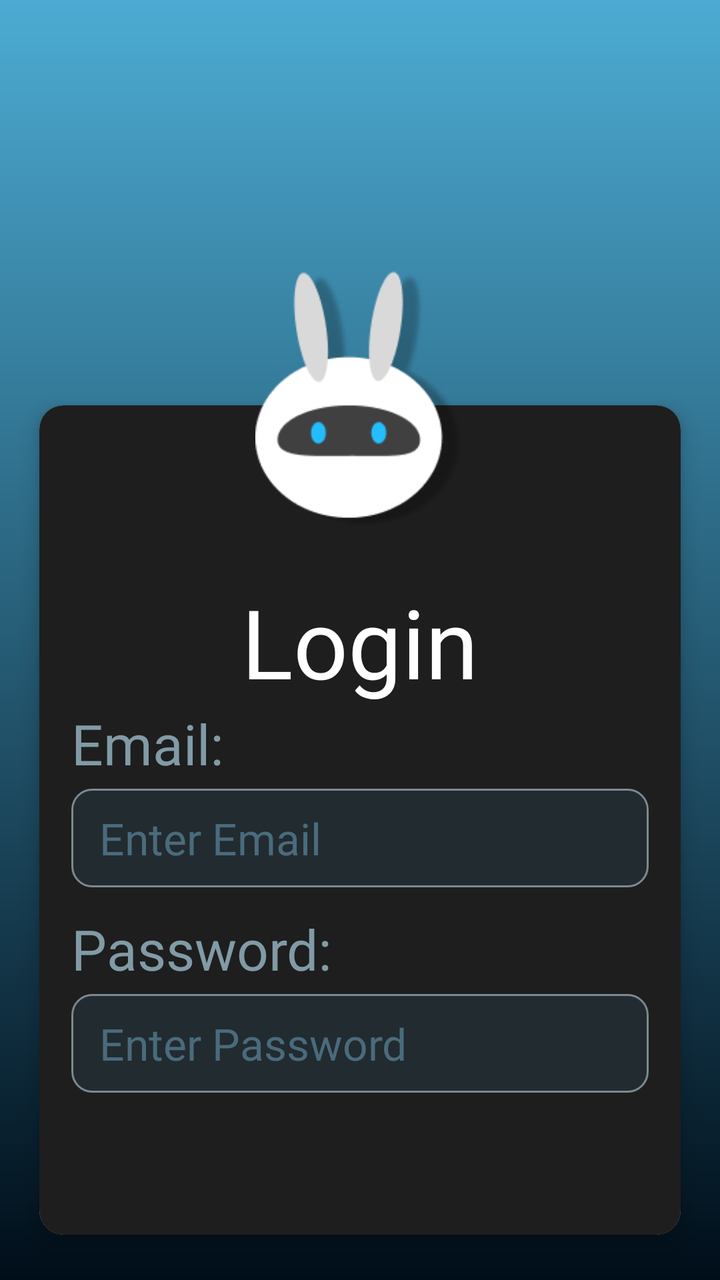
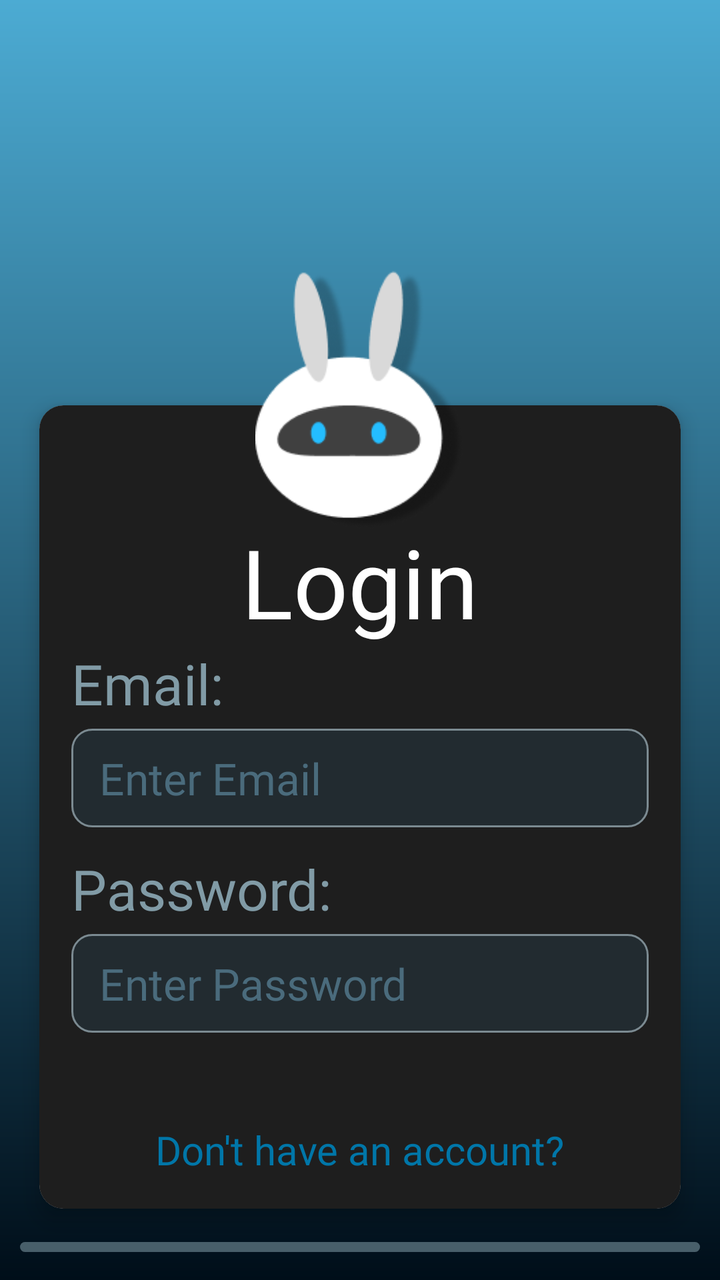

Before-and-after screenshots of an Android layout around one commit, followed by the original layout XML and the change that was made.
<!-- AndroidManifest.xml: application theme Theme.AttendLY -->
<!-- res/layout/login_activity.xml -->
<?xml version="1.0" encoding="utf-8"?>
<LinearLayout xmlns:android="http://schemas.android.com/apk/res/android"
    xmlns:app="http://schemas.android.com/apk/res-auto"
    xmlns:tools="http://schemas.android.com/tools"
    android:layout_width="match_parent"
    android:layout_height="match_parent"
    android:background="@drawable/bg"
    android:gravity="top|center_horizontal"
    android:orientation="vertical"
    android:paddingHorizontal="10dp"
    android:paddingTop="135dp"
    android:paddingBottom="10dp"
    >

    <FrameLayout
        android:layout_width="match_parent"
        android:layout_height="wrap_content"
        android:layout_gravity="center">

        <androidx.cardview.widget.CardView
            android:layout_width="match_parent"
            android:layout_height="wrap_content"
            app:cardCornerRadius="12dp"
            android:layout_marginTop="55dp"
            app:cardElevation="6dp"
            app:cardUseCompatPadding="true"
            tools:layout_editor_absoluteX="16dp"
            tools:layout_editor_absoluteY="121dp">


            <LinearLayout
                android:layout_width="match_parent"
                android:layout_height="match_parent"
                android:background="#1E1E1E"
                android:orientation="vertical"
                android:padding="16dp">

                <TextView
                    android:layout_width="wrap_content"
                    android:layout_height="match_parent"
                    android:layout_gravity="center"
                    android:layout_marginTop="70dp"
                    android:fontFamily="@font/jersey10"
                    android:text="@string/login"
                    android:textColor="#FFFFFF"
                    android:textSize="48sp">

                </TextView>

                <TextView
                    android:layout_width="wrap_content"
                    android:layout_height="match_parent"
                    android:fontFamily="@font/jersey10"
                    android:text="@string/email"
                    android:textColor="#819BA6"
                    android:textSize="28sp">

                </TextView>

                <EditText
                    android:id="@+id/etLoginEmail"
                    android:layout_width="match_parent"
                    android:layout_height="wrap_content"
                    android:layout_marginTop="4dp"
                    android:layout_marginBottom="12dp"
                    android:background="@drawable/edittext_box"
                    android:fontFamily="@font/jersey10"
                    android:hint="Enter Email"
                    android:inputType="textEmailAddress"
                    android:textColor="#FFFFFF"
                    android:textColorHint="#4A6B7C"
                    android:textSize="22sp">

                </EditText>

                <TextView
                    android:layout_width="wrap_content"
                    android:layout_height="match_parent"
                    android:fontFamily="@font/jersey10"
                    android:text="@string/password"
                    android:textColor="#819BA6"
                    android:textSize="28sp">

                </TextView>

                <EditText
                    android:id="@+id/etLoginPassword"
                    android:layout_width="match_parent"
                    android:layout_height="wrap_content"
                    android:layout_marginTop="4dp"
                    android:background="@drawable/edittext_box"
                    android:fontFamily="@font/jersey10"
                    android:hint="Enter Password"
                    android:inputType="textPassword"
                    android:textColor="#FFFFFF"
                    android:textColorHint="#4A6B7C"
                    android:textSize="22sp">

                </EditText>

                <TextView
                    android:id="@+id/tvNoAccount"
                    android:layout_width="wrap_content"
                    android:layout_height="wrap_content"
                    android:layout_gravity="center"
                    android:layout_marginTop="64dp"
                    android:clickable="true"
                    android:focusable="true"
                    android:fontFamily="@font/jersey10"
                    android:text="@string/don_t_have_an_account"
                    android:textColor="#0076A8"
                    android:textSize="20sp" />

            </LinearLayout>
        </androidx.cardview.widget.CardView>

        <ImageView
            android:id="@+id/imageView"
            android:layout_width="124dp"
            android:layout_height="130dp"
            android:layout_gravity="top|center_horizontal"
            android:elevation="10dp"
            app:srcCompat="@drawable/attendly" />

    </FrameLayout>


    <Button
        android:id="@+id/btnSubmit"
        android:layout_width="match_parent"
        android:layout_height="wrap_content"
        android:text="@string/submit"

        android:backgroundTint="#56819BA6"
        android:fontFamily="@font/jersey10"
        android:textColor="#FFFFFF"
        android:textSize="40sp" />

    <LinearLayout
        android:layout_width="match_parent"
        android:layout_height="0dp"
        android:layout_weight="1"
        android:gravity="bottom|start"
        android:orientation="horizontal">

        <ImageView
            android:id="@+id/ivBottomMascot"
            android:layout_width="167dp"
            android:layout_height="190dp"
            android:layout_marginStart="10dp"
            android:layout_marginBottom="10dp"
            android:rotation="15"
            android:scaleType="fitCenter"
            app:srcCompat="@drawable/attendly_heart" />

        <TextView
            android:id="@+id/tvWelcome"
            android:layout_width="wrap_content"
            android:layout_height="wrap_content"
            android:layout_marginStart="4dp"
            android:layout_marginBottom="48dp"
            android:fontFamily="@font/jersey10"
            android:lineSpacingExtra="4dp"
            android:text="Hi, Welcome to\nAttendLY"
            android:textColor="#819BA6"
            android:textSize="40sp" />

    </LinearLayout>


</LinearLayout>
<!-- resources referenced by this layout -->
<resources>
  <!-- drawable attendly: png bitmap (drawable, 11594 bytes) -->
  <!-- drawable attendly_heart: vector/xml drawable (drawable, 3502 chars, omitted) -->
  <!-- drawable bg (drawable) -->
  <vector xmlns:android="http://schemas.android.com/apk/res/android"
      xmlns:aapt="http://schemas.android.com/aapt"
      android:width="440dp"
      android:height="956dp"
      android:viewportWidth="440"
      android:viewportHeight="956">
    <group>
      <clip-path
          android:pathData="M0,0h440v956h-440z"/>
      <path
          android:pathData="M0,0h440v956h-440z">
        <aapt:attr name="android:fillColor">
          <gradient
              android:startX="220"
              android:startY="0"
              android:endX="220"
              android:endY="956"
              android:type="linear">
            <item android:offset="0" android:color="#FF4CABD3"/>
            <item android:offset="1" android:color="#FF000E19"/>
          </gradient>
        </aapt:attr>
      </path>
    </group>
  </vector>
  <!-- drawable edittext_box (drawable) -->
  <?xml version="1.0" encoding="utf-8"?>
  <shape xmlns:android="http://schemas.android.com/apk/res/android"
      android:shape="rectangle">
  
  
      <solid android:color="#222B30" />
      <corners android:radius="10dp" />
  
      <stroke
          android:width="1dp"
          android:color="#7B8A91" />
  
      <padding
          android:left="14dp"
          android:top="10dp"
          android:right="14dp"
          android:bottom="10dp" />
  </shape>
  <string name="don_t_have_an_account">Don\'t have an account?</string>
  <string name="email">Email:</string>
  <string name="login">Login</string>
  <string name="password">Password:</string>
  <string name="submit">Submit</string>
  <style name="Theme.AttendLY" parent="Base.Theme.AttendLY" />
  <style name="Base.Theme.AttendLY" parent="Theme.Material3.DayNight.NoActionBar">
          
          
      </style>
</resources>

<!-- the commit's change to res/layout/login_activity.xml (unified diff, before → after) -->
@@ -39,7 +39,7 @@
                     android:layout_width="wrap_content"
                     android:layout_height="match_parent"
                     android:layout_gravity="center"
-                    android:layout_marginTop="70dp"
+                    android:layout_marginTop="40dp"
                     android:fontFamily="@font/jersey10"
                     android:text="@string/login"
                     android:textColor="#FFFFFF"
@@ -103,7 +103,7 @@
                     android:layout_width="wrap_content"
                     android:layout_height="wrap_content"
                     android:layout_gravity="center"
-                    android:layout_marginTop="64dp"
+                    android:layout_marginTop="45dp"
                     android:clickable="true"
                     android:focusable="true"
                     android:fontFamily="@font/jersey10"
@@ -148,7 +148,7 @@
             android:layout_width="167dp"
             android:layout_height="190dp"
             android:layout_marginStart="10dp"
-            android:layout_marginBottom="10dp"
+            android:layout_marginBottom="5dp"
             android:rotation="15"
             android:scaleType="fitCenter"
             app:srcCompat="@drawable/attendly_heart" />
